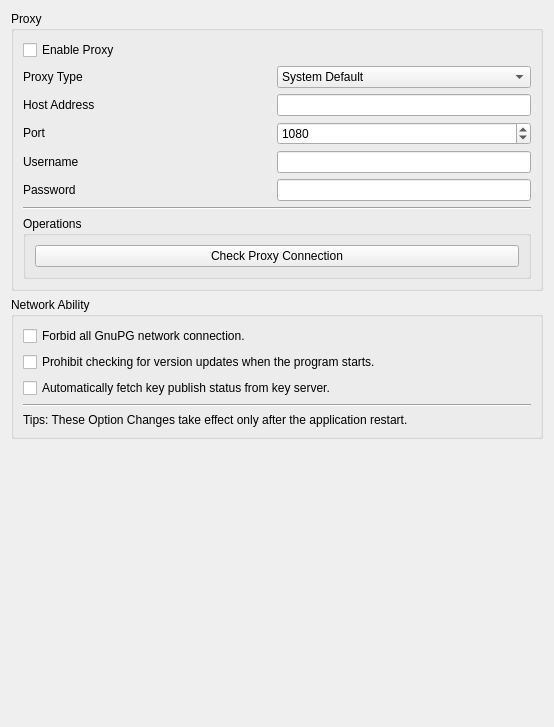
Before: the Qt Designer form ui/NetworkSettings.ui in saturneric/GpgFrontend, drawn with Qt 5.
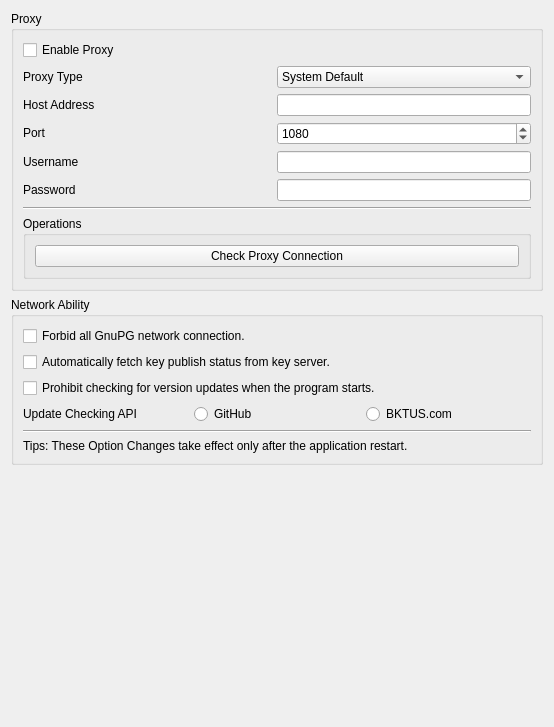
After: the same form once the commit is applied.

Commit message:
feat(settings): add update checking api selection in network settings
- add radio buttons for github and bktus update checking apis
- save selected api in settings
- enable/disable update checking controls based on module activation
- reorganize ui elements in network settings dialog

```diff
--- a/ui/NetworkSettings.ui
+++ b/ui/NetworkSettings.ui
@@ -305,13 +305,6 @@
             </property>
            </widget>
           </item>
-          <item>
-           <widget class="QCheckBox" name="prohibitUpdateCheck">
-            <property name="text">
-             <string>Prohibit checking for version updates when the program starts.</string>
-            </property>
-           </widget>
-          </item>
           <item>
            <widget class="QCheckBox" name="autoFetchKeyPublishStatusCheckBox">
             <property name="text">
@@ -319,6 +312,38 @@
             </property>
            </widget>
           </item>
+          <item>
+           <widget class="QCheckBox" name="prohibitUpdateCheck">
+            <property name="text">
+             <string>Prohibit checking for version updates when the program starts.</string>
+            </property>
+           </widget>
+          </item>
+          <item>
+           <layout class="QHBoxLayout" name="horizontalLayout_3">
+            <item>
+             <widget class="QLabel" name="updateCheckingAPILabel">
+              <property name="text">
+               <string>Update Checking API</string>
+              </property>
+             </widget>
+            </item>
+            <item>
+             <widget class="QRadioButton" name="githubRadioButton">
+              <property name="text">
+               <string>GitHub</string>
+              </property>
+             </widget>
+            </item>
+            <item>
+             <widget class="QRadioButton" name="bktusRadioButton">
+              <property name="text">
+               <string>BKTUS.com</string>
+              </property>
+             </widget>
+            </item>
+           </layout>
+          </item>
          </layout>
         </item>
         <item row="3" column="0">
```
The commit also changes 1 other file.
